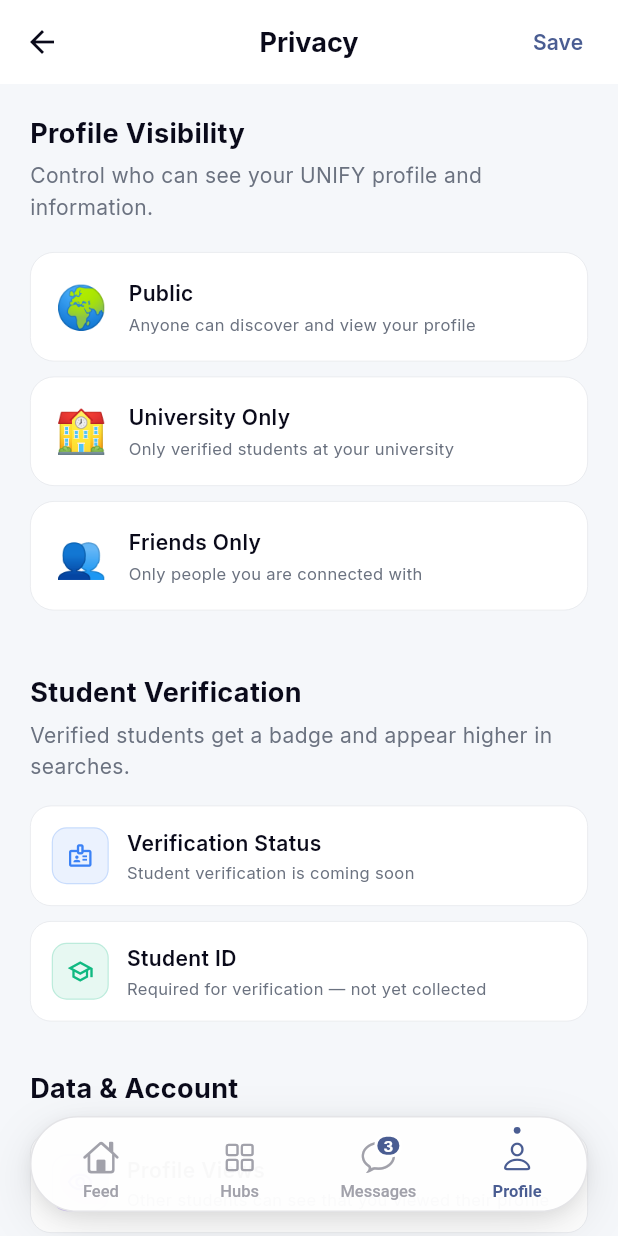
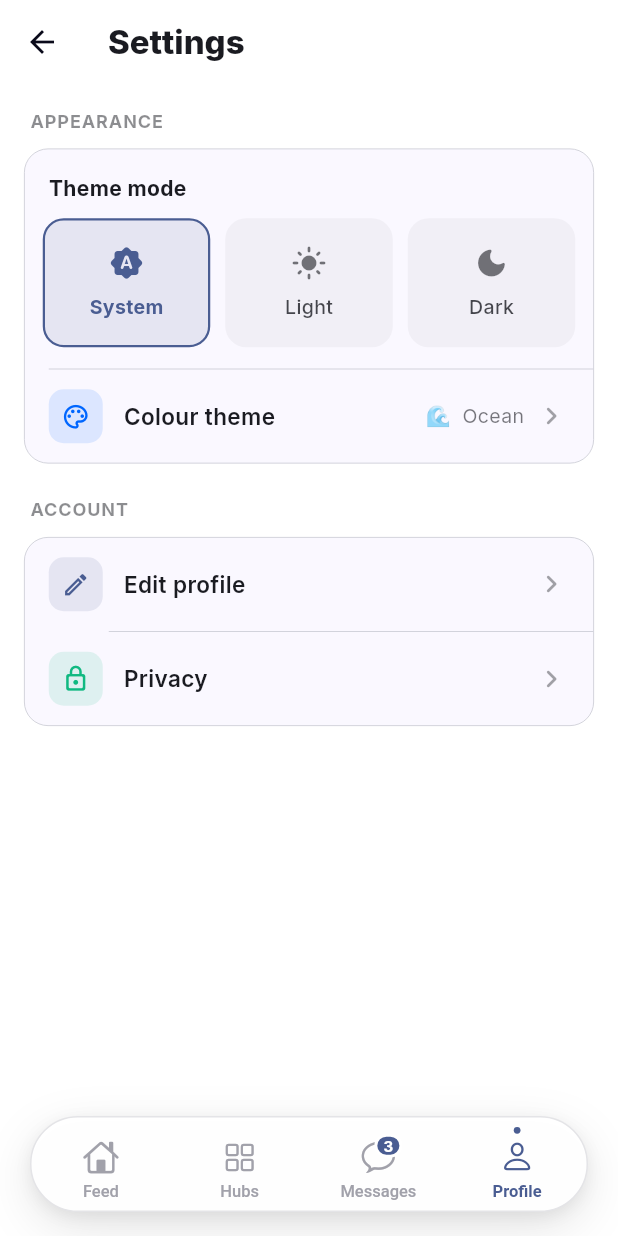
Before and after one commit to chrisxie12/UNIFY, a Flutter app: the screen it shows once a user with an empty profile is signed in, item 4 of the bottom bar chosen, after a tap on the "settings" icon, on a phone screen of 412 x 824 dp. Run offline on Flutter 3.47's test engine with Material 3 defaults, Android fonts, the phone set to English and light mode, and no system bars; our stand-ins replace cached_network_image, equatable, flutter_dotenv, flutter_riverpod, flutter_svg, go_router and 7 more; accounts and stored records are empty; network calls fail.

Commit message:
feat(settings): add Light/Dark/System theme mode + Settings page
- New themeModeProvider (light/dark/system) persisted via SharedPreferences
- AppTheme.buildDark(preset): full dark ThemeData (surfaces, cards, inputs,
  app bar, dialogs, bottom sheets, dividers, snackbars, text)
- MaterialApp.router now supplies theme + darkTheme + themeMode
- New SettingsScreen at /app/profile/settings with an Appearance section
  (System/Light/Dark selector + colour-theme picker) and account links;
  built entirely from the active Theme so it renders in both modes
- Profile gear icon and Appearance tile now open Settings
- ThemePickerSheet made theme-aware (was hardcoded white)

Note: feature screens that hardcode the light AppColors palette still need
a token migration for full dark coverage; the mode switch, settings UI,
and all Material-themed surfaces respond now.

Co-Authored-By: Claude Opus 4.8 <noreply@anthropic.com>
Claude-Session: https://claude.ai/code/session_01Ho6HSv4QZY4KoUvcMZKtur

```diff
--- a/mobile_flutter/lib/app.dart
+++ b/mobile_flutter/lib/app.dart
@@ -4,6 +4,7 @@ import 'package:supabase_flutter/supabase_flutter.dart';
 import 'core/router/app_router.dart';
 import 'core/theme/app_theme.dart';
 import 'core/providers/theme_provider.dart';
+import 'core/providers/theme_mode_provider.dart';
 
 class UnifyApp extends ConsumerStatefulWidget {
   const UnifyApp({super.key});
@@ -42,10 +43,13 @@ class _UnifyAppState extends ConsumerState<UnifyApp>
   Widget build(BuildContext context) {
     final router = ref.watch(appRouterProvider);
     final theme = ref.watch(themeNotifierProvider);
+    final mode = ref.watch(themeModeProvider);
     return MaterialApp.router(
       title: 'UNIFY',
       debugShowCheckedModeBanner: false,
       theme: AppTheme.buildFrom(theme),
+      darkTheme: AppTheme.buildDark(theme),
+      themeMode: mode,
       routerConfig: router,
     );
   }
--- /dev/null
+++ b/mobile_flutter/lib/core/providers/theme_mode_provider.dart
@@ -0,0 +1,33 @@
+import 'package:flutter/material.dart';
+import 'package:flutter_riverpod/flutter_riverpod.dart';
+import 'package:shared_preferences/shared_preferences.dart';
+
+/// Controls light / dark / system appearance, persisted across launches.
+final themeModeProvider =
+    NotifierProvider<ThemeModeNotifier, ThemeMode>(ThemeModeNotifier.new);
+
+class ThemeModeNotifier extends Notifier<ThemeMode> {
+  static const _key = 'app_theme_mode';
+
+  @override
+  ThemeMode build() {
+    _loadSaved();
+    return ThemeMode.system;
+  }
+
+  Future<void> _loadSaved() async {
+    final prefs = await SharedPreferences.getInstance();
+    final saved = prefs.getString(_key);
+    if (saved == null) return;
+    state = ThemeMode.values.firstWhere(
+      (m) => m.name == saved,
+      orElse: () => ThemeMode.system,
+    );
+  }
+
+  Future<void> setMode(ThemeMode mode) async {
+    state = mode;
+    final prefs = await SharedPreferences.getInstance();
+    await prefs.setString(_key, mode.name);
+  }
+}
--- a/mobile_flutter/lib/core/router/app_router.dart
+++ b/mobile_flutter/lib/core/router/app_router.dart
@@ -17,6 +17,7 @@ import '../../features/messaging/presentation/screens/messaging_screen.dart';
 import '../../features/profile/presentation/screens/edit_profile_screen.dart';
 import '../../features/profile/presentation/screens/privacy_settings_screen.dart';
 import '../../features/profile/presentation/screens/profile_screen.dart';
+import '../../features/profile/presentation/screens/settings_screen.dart';
 import '../../features/notifications/presentation/screens/notifications_screen.dart';
 import '../../features/admin/presentation/screens/admin_screen.dart';
 import '../../features/leadership/presentation/screens/community_request_screen.dart';
@@ -235,6 +236,10 @@ final appRouterProvider = Provider<GoRouter>((ref) {
                   path: 'privacy',
                   builder: (_, __) => const PrivacySettingsScreen(),
                 ),
+                GoRoute(
+                  path: 'settings',
+                  builder: (_, __) => const SettingsScreen(),
+                ),
               ],
             ),
           ]),
--- a/mobile_flutter/lib/core/theme/app_theme.dart
+++ b/mobile_flutter/lib/core/theme/app_theme.dart
@@ -88,4 +88,111 @@ class AppTheme {
       ),
     );
   }
+
+  // ── Dark theme ────────────────────────────────────────────────────────────
+  // Dark surface palette. Kept local so the existing light AppColors tokens
+  // stay untouched; Material-driven surfaces (scaffolds, cards, sheets,
+  // dialogs, inputs, app bars, text) follow these in dark mode.
+  static const Color _dBg      = Color(0xFF0E1014); // scaffold background
+  static const Color _dSurface = Color(0xFF181B21); // app bars, sheets, dialogs
+  static const Color _dCard    = Color(0xFF1E222A); // cards, input fills
+  static const Color _dBorder  = Color(0xFF2C313B); // dividers, outlines
+  static const Color _dText    = Color(0xFFE7E9EE); // primary body text
+  static const Color _dMuted   = Color(0xFF9BA1AD); // secondary text
+
+  static ThemeData get dark => buildDark(ThemePreset.ocean);
+
+  static ThemeData buildDark(ThemePreset preset) {
+    final base = ThemeData(
+      useMaterial3: true,
+      brightness: Brightness.dark,
+      colorScheme: ColorScheme.fromSeed(
+        seedColor: preset.primary,
+        brightness: Brightness.dark,
+      ).copyWith(
+        surface: _dSurface,
+        onSurface: _dText,
+      ),
+      scaffoldBackgroundColor: _dBg,
+      canvasColor: _dSurface,
+      splashFactory: NoSplash.splashFactory,
+      highlightColor: Colors.transparent,
+    );
+
+    return base.copyWith(
+      textTheme: GoogleFonts.interTextTheme(base.textTheme)
+          .apply(bodyColor: _dText, displayColor: Colors.white),
+      appBarTheme: const AppBarTheme(
+        backgroundColor: _dSurface,
+        surfaceTintColor: _dSurface,
+        elevation: 0,
+        scrolledUnderElevation: 0.5,
+        systemOverlayStyle: SystemUiOverlayStyle(
+          statusBarColor: Colors.transparent,
+          statusBarIconBrightness: Brightness.light,
+        ),
+        iconTheme: IconThemeData(color: _dText),
+        titleTextStyle: TextStyle(
+            color: Colors.white, fontSize: 18, fontWeight: FontWeight.w700),
+      ),
+      inputDecorationTheme: InputDecorationTheme(
+        filled: true,
+        fillColor: _dCard,
+        contentPadding:
+            const EdgeInsets.symmetric(horizontal: 16, vertical: 14),
+        border: OutlineInputBorder(
+          borderRadius: BorderRadius.circular(14),
+          borderSide: BorderSide.none,
+        ),
+        enabledBorder: OutlineInputBorder(
+          borderRadius: BorderRadius.circular(14),
+          borderSide: BorderSide.none,
+        ),
+        focusedBorder: OutlineInputBorder(
+          borderRadius: BorderRadius.circular(14),
+          borderSide: BorderSide(color: preset.primaryLight, width: 1.5),
+        ),
+        errorBorder: OutlineInputBorder(
+          borderRadius: BorderRadius.circular(14),
+          borderSide: const BorderSide(color: AppColors.error),
+        ),
+        hintStyle: const TextStyle(color: _dMuted, fontSize: 14),
+      ),
+      elevatedButtonTheme: ElevatedButtonThemeData(
+        style: ElevatedButton.styleFrom(
+          backgroundColor: preset.primary,
+          foregroundColor: AppColors.white,
+          minimumSize: const Size(double.infinity, 52),
+          shape: RoundedRectangleBorder(borderRadius: BorderRadius.circular(14)),
+          elevation: 0,
+          textStyle: const TextStyle(fontSize: 15, fontWeight: FontWeight.w700),
+        ),
+      ),
+      cardTheme: CardThemeData(
+        color: _dCard,
+        elevation: 0,
+        shape: RoundedRectangleBorder(
+          borderRadius: BorderRadius.circular(16),
+          side: const BorderSide(color: _dBorder, width: 0.5),
+        ),
+        margin: EdgeInsets.zero,
+      ),
+      dividerTheme: const DividerThemeData(
+        color: _dBorder,
+        thickness: 0.5,
+        space: 0,
+      ),
+      dialogTheme: const DialogThemeData(backgroundColor: _dSurface),
+      bottomSheetTheme: const BottomSheetThemeData(
+        backgroundColor: _dSurface,
+        surfaceTintColor: _dSurface,
+      ),
+      snackBarTheme: SnackBarThemeData(
+        behavior: SnackBarBehavior.floating,
+        shape: RoundedRectangleBorder(borderRadius: BorderRadius.circular(12)),
+        backgroundColor: _dCard,
+        contentTextStyle: const TextStyle(color: _dText, fontSize: 13),
+      ),
+    );
+  }
 }
--- a/mobile_flutter/lib/core/widgets/theme_picker_sheet.dart
+++ b/mobile_flutter/lib/core/widgets/theme_picker_sheet.dart
@@ -3,7 +3,6 @@ import 'package:flutter_riverpod/flutter_riverpod.dart';
 import '../providers/theme_provider.dart';
 import '../theme/theme_preset.dart';
 import '../theme/app_text_styles.dart';
-import '../theme/app_colors.dart';
 
 class ThemePickerSheet extends ConsumerWidget {
   const ThemePickerSheet({super.key});
@@ -20,10 +19,11 @@ class ThemePickerSheet extends ConsumerWidget {
   @override
   Widget build(BuildContext context, WidgetRef ref) {
     final active = ref.watch(themeNotifierProvider);
+    final scheme = Theme.of(context).colorScheme;
     return Container(
-      decoration: const BoxDecoration(
-        color: Colors.white,
-        borderRadius: BorderRadius.vertical(top: Radius.circular(24)),
+      decoration: BoxDecoration(
+        color: Theme.of(context).bottomSheetTheme.backgroundColor ?? Colors.white,
+        borderRadius: const BorderRadius.vertical(top: Radius.circular(24)),
       ),
       padding: const EdgeInsets.fromLTRB(20, 12, 20, 32),
       child: Column(
@@ -35,15 +35,17 @@ class ThemePickerSheet extends ConsumerWidget {
             height: 4,
             margin: const EdgeInsets.only(bottom: 20),
             decoration: BoxDecoration(
-              color: AppColors.grey4,
+              color: scheme.onSurface.withValues(alpha: 0.2),
               borderRadius: BorderRadius.circular(2),
             ),
           ),
-          Text('Your Theme', style: AppTextStyles.h3),
+          Text('Your Theme',
+              style: AppTextStyles.h3.copyWith(color: scheme.onSurface)),
           const SizedBox(height: 4),
           Text(
             'Choose a style that\'s you',
-            style: AppTextStyles.body.copyWith(color: AppColors.grey2),
+            style: AppTextStyles.body
+                .copyWith(color: scheme.onSurface.withValues(alpha: 0.6)),
           ),
           const SizedBox(height: 20),
           GridView.count(
--- a/mobile_flutter/lib/features/profile/presentation/screens/profile_screen.dart
+++ b/mobile_flutter/lib/features/profile/presentation/screens/profile_screen.dart
@@ -5,7 +5,6 @@ import 'package:flutter_svg/flutter_svg.dart';
 import 'package:go_router/go_router.dart';
 import 'package:shimmer/shimmer.dart';
 
-import '../../../../core/widgets/theme_picker_sheet.dart';
 import '../../../../core/theme/app_colors.dart';
 import '../../../../core/extensions/theme_extensions.dart';
 import '../../../auth/presentation/providers/auth_provider.dart';
@@ -368,7 +367,7 @@ class _Header extends StatelessWidget {
               const SizedBox(width: 8),
               _ActionBtn(
                 icon: Icons.settings_outlined,
-                onTap: () => context.push('/app/profile/privacy'),
+                onTap: () => context.push('/app/profile/settings'),
               ),
             ],
           ),
@@ -1518,7 +1517,7 @@ class _AccountCard extends StatelessWidget {
           const Divider(height: 1, color: AppColors.border, indent: 58),
           _Tile(icon: Icons.lock_outline, label: 'Privacy', iconColor: AppColors.success, onTap: () => context.push('/app/profile/privacy')),
           const Divider(height: 1, color: AppColors.border, indent: 58),
-          _Tile(icon: Icons.palette_outlined, label: 'Appearance', iconColor: const Color(0xFF8B5CF6), showChevron: false, onTap: () => ThemePickerSheet.show(context)),
+          _Tile(icon: Icons.palette_outlined, label: 'Appearance', iconColor: const Color(0xFF8B5CF6), onTap: () => context.push('/app/profile/settings')),
           const Divider(height: 1, color: AppColors.border, indent: 58),
           _Tile(
             icon: Icons.logout_rounded,
--- /dev/null
+++ b/mobile_flutter/lib/features/profile/presentation/screens/settings_screen.dart
@@ -0,0 +1,266 @@
+import 'package:flutter/material.dart';
+import 'package:flutter_riverpod/flutter_riverpod.dart';
+import 'package:go_router/go_router.dart';
+
+import '../../../../core/extensions/theme_extensions.dart';
+import '../../../../core/providers/theme_mode_provider.dart';
+import '../../../../core/providers/theme_provider.dart';
+import '../../../../core/widgets/theme_picker_sheet.dart';
+
+/// App settings — appearance (light / dark / system + colour theme) and
+/// quick links to account-related screens. Built entirely from the active
+/// [Theme] so it renders correctly in both light and dark mode.
+class SettingsScreen extends ConsumerWidget {
+  const SettingsScreen({super.key});
+
+  @override
+  Widget build(BuildContext context, WidgetRef ref) {
+    final mode = ref.watch(themeModeProvider);
+    final preset = ref.watch(themeNotifierProvider);
+    final scheme = Theme.of(context).colorScheme;
+
+    return Scaffold(
+      appBar: AppBar(
+        title: const Text('Settings',
+            style: TextStyle(fontWeight: FontWeight.w800)),
+      ),
+      body: ListView(
+        padding: const EdgeInsets.fromLTRB(16, 16, 16, 32),
+        children: [
+          _sectionLabel(context, 'Appearance'),
+          _card(
+            context,
+            child: Column(
+              crossAxisAlignment: CrossAxisAlignment.start,
+              children: [
+                Padding(
+                  padding: const EdgeInsets.fromLTRB(16, 16, 16, 10),
+                  child: Text('Theme mode',
+                      style: TextStyle(
+                          fontSize: 14,
+                          fontWeight: FontWeight.w700,
+                          color: scheme.onSurface)),
+                ),
+                Padding(
+                  padding: const EdgeInsets.fromLTRB(12, 0, 12, 14),
+                  child: Row(
+                    children: [
+                      _ModeOption(
+                        label: 'System',
+                        icon: Icons.brightness_auto_rounded,
+                        selected: mode == ThemeMode.system,
+                        onTap: () => ref
+                            .read(themeModeProvider.notifier)
+                            .setMode(ThemeMode.system),
+                      ),
+                      const SizedBox(width: 10),
+                      _ModeOption(
+                        label: 'Light',
+                        icon: Icons.light_mode_rounded,
+                        selected: mode == ThemeMode.light,
+                        onTap: () => ref
+                            .read(themeModeProvider.notifier)
+                            .setMode(ThemeMode.light),
+                      ),
+                      const SizedBox(width: 10),
+                      _ModeOption(
+                        label: 'Dark',
+                        icon: Icons.dark_mode_rounded,
+                        selected: mode == ThemeMode.dark,
+                        onTap: () => ref
+                            .read(themeModeProvider.notifier)
+                            .setMode(ThemeMode.dark),
+                      ),
+                    ],
+                  ),
+                ),
+                Divider(height: 1, color: scheme.outlineVariant, indent: 16),
+                _LinkRow(
+                  icon: Icons.palette_outlined,
+                  iconColor: preset.primary,
+                  label: 'Colour theme',
+                  trailing: Row(
+                    mainAxisSize: MainAxisSize.min,
+                    children: [
+                      Text('${preset.emoji}  ${preset.name}',
+                          style: TextStyle(
+                              fontSize: 13,
+                              color: scheme.onSurface.withValues(alpha: 0.6))),
+                      const SizedBox(width: 6),
+                      Icon(Icons.chevron_right_rounded,
+                          color: scheme.onSurface.withValues(alpha: 0.4)),
+                    ],
+                  ),
+                  onTap: () => ThemePickerSheet.show(context),
+                ),
+              ],
+            ),
+          ),
+          const SizedBox(height: 22),
+          _sectionLabel(context, 'Account'),
+          _card(
+            context,
+            child: Column(
+              children: [
+                _LinkRow(
+                  icon: Icons.edit_outlined,
+                  iconColor: context.primary,
+                  label: 'Edit profile',
+                  trailing: Icon(Icons.chevron_right_rounded,
+                      color: scheme.onSurface.withValues(alpha: 0.4)),
+                  onTap: () => context.push('/app/profile/edit'),
+                ),
+                Divider(height: 1, color: scheme.outlineVariant, indent: 56),
+                _LinkRow(
+                  icon: Icons.lock_outline_rounded,
+                  iconColor: const Color(0xFF10B981),
+                  label: 'Privacy',
+                  trailing: Icon(Icons.chevron_right_rounded,
+                      color: scheme.onSurface.withValues(alpha: 0.4)),
+                  onTap: () => context.push('/app/profile/privacy'),
+                ),
+              ],
+            ),
+          ),
+        ],
+      ),
+    );
+  }
+
+  Widget _sectionLabel(BuildContext context, String text) => Padding(
+        padding: const EdgeInsets.only(left: 4, bottom: 10),
+        child: Text(
+          text.toUpperCase(),
+          style: TextStyle(
+            fontSize: 12,
+            fontWeight: FontWeight.w700,
+            letterSpacing: 0.6,
+            color: Theme.of(context).colorScheme.onSurface.withValues(alpha: 0.5),
+          ),
+        ),
+      );
+
+  Widget _card(BuildContext context, {required Widget child}) {
+    final scheme = Theme.of(context).colorScheme;
+    return Container(
+      decoration: BoxDecoration(
+        color: Theme.of(context).cardColor,
+        borderRadius: BorderRadius.circular(16),
+        border: Border.all(color: scheme.outlineVariant, width: 0.5),
+      ),
+      child: child,
+    );
+  }
+}
+
+class _ModeOption extends StatelessWidget {
+  final String label;
+  final IconData icon;
+  final bool selected;
+  final VoidCallback onTap;
+
+  const _ModeOption({
+    required this.label,
+    required this.icon,
+    required this.selected,
+    required this.onTap,
+  });
+
+  @override
+  Widget build(BuildContext context) {
+    final primary = context.primary;
+    final scheme = Theme.of(context).colorScheme;
+    return Expanded(
+      child: GestureDetector(
+        onTap: onTap,
+        child: AnimatedContainer(
+          duration: const Duration(milliseconds: 180),
+          padding: const EdgeInsets.symmetric(vertical: 16),
+          decoration: BoxDecoration(
+            color: selected
+                ? primary.withValues(alpha: 0.12)
+                : scheme.onSurface.withValues(alpha: 0.04),
+            borderRadius: BorderRadius.circular(14),
+            border: Border.all(
+              color: selected ? primary : Colors.transparent,
+              width: 1.5,
+            ),
+          ),
+          child: Column(
+            children: [
+              Icon(icon,
+                  size: 24,
+                  color: selected
+                      ? primary
+                      : scheme.onSurface.withValues(alpha: 0.6)),
+              const SizedBox(height: 8),
+              Text(
+                label,
+                style: TextStyle(
+                  fontSize: 13,
+                  fontWeight: selected ? FontWeight.w700 : FontWeight.w500,
+                  color: selected
+                      ? primary
+                      : scheme.onSurface.withValues(alpha: 0.8),
+                ),
+              ),
+            ],
+          ),
+        ),
+      ),
+    );
+  }
+}
+
+class _LinkRow extends StatelessWidget {
+  final IconData icon;
+  final Color iconColor;
+  final String label;
+  final Widget trailing;
+  final VoidCallback onTap;
+
+  const _LinkRow({
+    required this.icon,
+    required this.iconColor,
+    required this.label,
+    required this.trailing,
+    required this.onTap,
+  });
+
+  @override
+  Widget build(BuildContext context) {
+    final scheme = Theme.of(context).colorScheme;
+    return InkWell(
+      onTap: onTap,
+      borderRadius: BorderRadius.circular(16),
+      child: Padding(
+        padding: const EdgeInsets.symmetric(horizontal: 16, vertical: 13),
+        child: Row(
+          children: [
+            Container(
+              width: 36,
+              height: 36,
+              decoration: BoxDecoration(
+                color: iconColor.withValues(alpha: 0.12),
+                borderRadius: BorderRadius.circular(10),
+              ),
+              child: Icon(icon, size: 19, color: iconColor),
+            ),
+            const SizedBox(width: 14),
+            Expanded(
+              child: Text(
+                label,
+                style: TextStyle(
+                  fontSize: 15,
+                  fontWeight: FontWeight.w600,
+                  color: scheme.onSurface,
+                ),
+              ),
+            ),
+            trailing,
+          ],
+        ),
+      ),
+    );
+  }
+}
```
